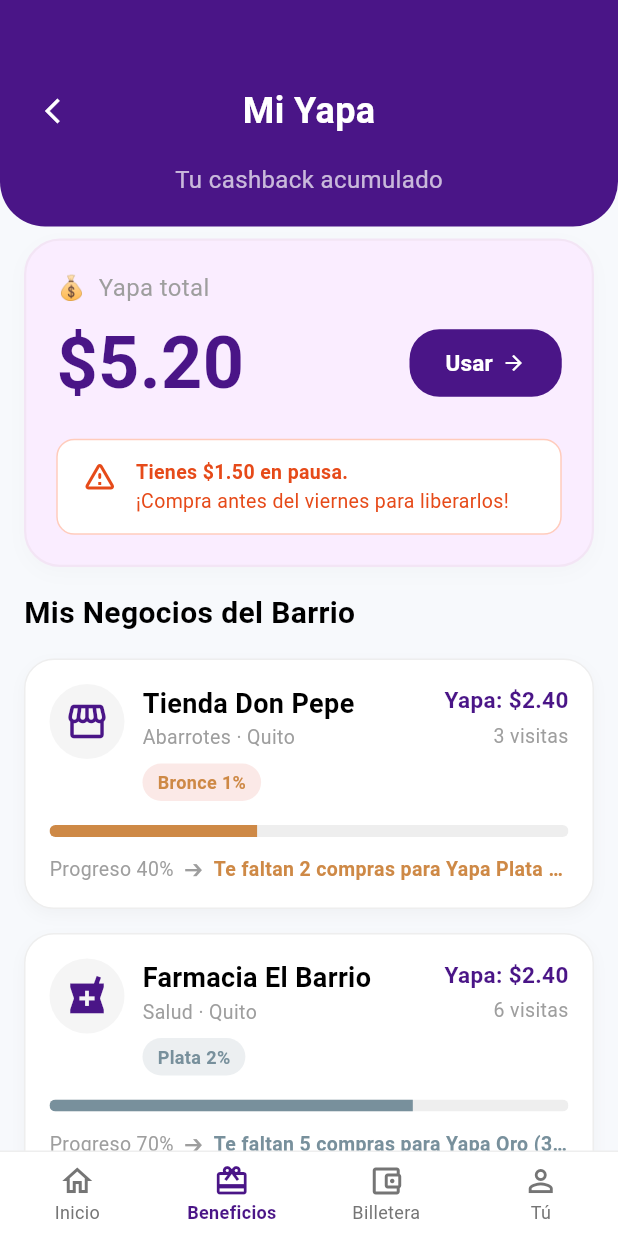
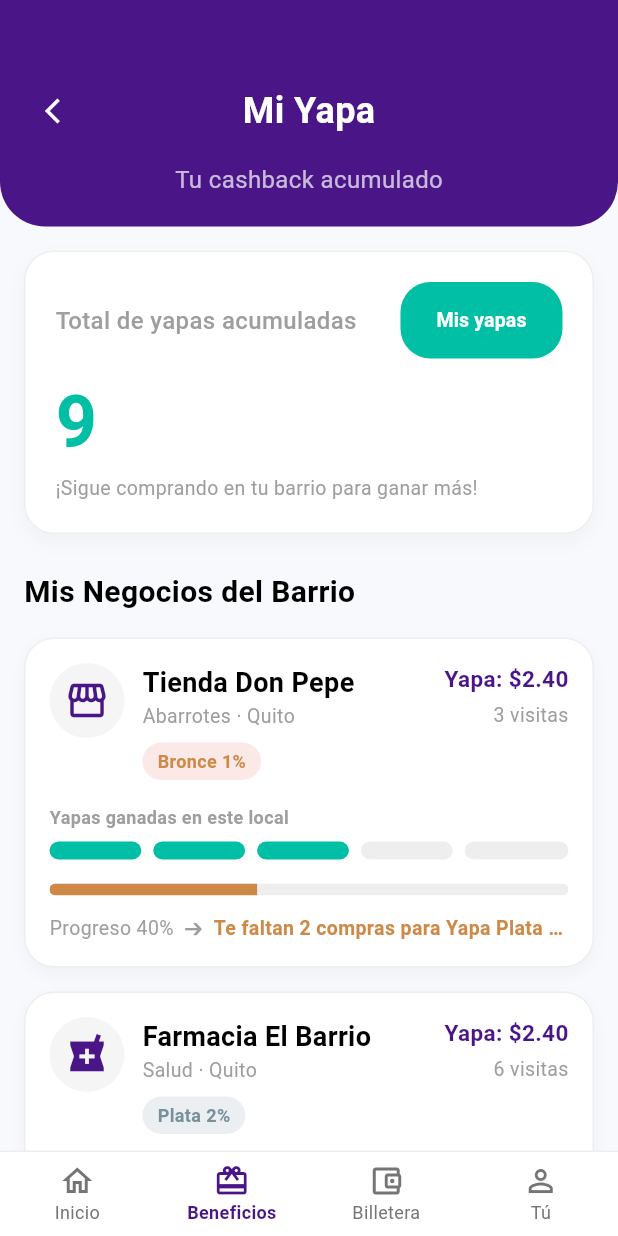
Before and after one commit to psyepez2005/yapa, a Flutter app: the LoyaltyDashboardScreen screen opened by its route, on a phone screen of 412 x 824 dp. Run offline on Flutter 3.47's test engine with Material 3 defaults, Android fonts, the light colour scheme and no system bars; our stand-ins replace go_router.

Commit message:
resolucion de conflictos

```diff
--- a/lib/features/loyalty/ui/screens/loyalty_dashboard_screen.dart
+++ b/lib/features/loyalty/ui/screens/loyalty_dashboard_screen.dart
@@ -9,25 +9,27 @@ class LoyaltyDashboardScreen extends StatelessWidget {
 
   @override
   Widget build(BuildContext context) {
-    final String currentTier = 'Plata';
-
+    // 🔹 Datos simulados de Base de Datos
     final businesses = [
       {
         'name': 'Tienda Don Pepe', 'category': 'Abarrotes', 'location': 'Quito',
         'tier': 'Bronce', 'cashback': '1%', 'minPurchase': '5', 'visits': 3, 'progress': 0.4,
-        'nextLevel': 'Plata (2%)', 'needed': 2, 'currentPoints': 0, 'targetPoints': 100,'icon': Icons.storefront
+        'nextLevel': 'Plata (2%)', 'needed': 2, 'currentYapas': 3, 'icon': Icons.storefront
       },
       {
         'name': 'Farmacia El Barrio', 'category': 'Salud', 'location': 'Quito',
         'tier': 'Plata', 'cashback': '2%', 'minPurchase': '10', 'visits': 6, 'progress': 0.7,
-        'nextLevel': 'Oro (3%)', 'needed': 5, 'currentPoints': 0, 'targetPoints': 100,'icon': Icons.local_pharmacy
+        'nextLevel': 'Oro (3%)', 'needed': 5, 'currentYapas': 1, 'icon': Icons.local_pharmacy
       },
       {
         'name': 'Panadería La Rosa', 'category': 'Comida', 'location': 'Quito',
         'tier': 'Oro', 'cashback': '3%', 'minPurchase': '3', 'visits': 12, 'progress': 1.0,
-        'nextLevel': 'Nivel Máximo', 'needed': 0,'currentPoints': 0, 'targetPoints': 100, 'icon': Icons.bakery_dining
+        'nextLevel': 'Nivel Máximo', 'needed': 0, 'currentYapas': 5, 'icon': Icons.bakery_dining
       },
     ];
+
+    // ✅ SUMAMOS LAS YAPAS DE TODOS LOS NEGOCIOS (3 + 1 + 5 = 9)
+    final int totalYapasSum = businesses.fold(0, (sum, b) => sum + (b['currentYapas'] as int));
 
     return Scaffold(
       backgroundColor: const Color(0xFFF7F9FC),
@@ -36,7 +38,10 @@ class LoyaltyDashboardScreen extends StatelessWidget {
           crossAxisAlignment: CrossAxisAlignment.start,
           children: [
             const LoyaltyHeader(),
-            LoyaltyGlobalProgress(currentTier: currentTier),
+
+            // ✅ LE PASAMOS LA SUMA AL WIDGET GLOBAL
+            LoyaltyGlobalProgress(totalYapas: totalYapasSum),
+
             const Padding(
               padding: EdgeInsets.symmetric(horizontal: 16.0, vertical: 8.0),
               child: Text(
@@ -44,6 +49,7 @@ class LoyaltyDashboardScreen extends StatelessWidget {
                 style: TextStyle(fontSize: 20, fontWeight: FontWeight.bold, color: Colors.black),
               ),
             ),
+
             ...businesses.map((b) => LoyaltyBusinessCard(
               businessName: b['name'] as String,
               category: b['category'] as String,
@@ -56,10 +62,10 @@ class LoyaltyDashboardScreen extends StatelessWidget {
               nextLevel: b['nextLevel'] as String,
               purchasesNeeded: b['needed'] as int,
               businessIcon: b['icon'] as IconData,
-              // ✅ CORRECCIÓN: Le pasamos los datos que declaraste arriba
-              currentPoints: b['currentPoints'] as int,
-              targetPoints: b['targetPoints'] as int,
+              // ✅ LE PASAMOS LAS YAPAS INDIVIDUALES (0 a 5)
+              currentYapas: b['currentYapas'] as int,
             )).toList(),
+
             const SizedBox(height: 30),
           ],
         ),
--- /dev/null
+++ b/lib/features/loyalty/ui/screens/my_yapas_screen.dart
@@ -0,0 +1,35 @@
+import 'package:flutter/material.dart';
+
+class MyYapasScreen extends StatelessWidget {
+  const MyYapasScreen({super.key});
+
+  @override
+  Widget build(BuildContext context) {
+    return Scaffold(
+      appBar: AppBar(
+        title: const Text('Mis Yapas'),
+        leading: IconButton(
+          icon: const Icon(Icons.arrow_back_ios),
+          onPressed: () => Navigator.of(context).pop(),
+        ),
+      ),
+      body: Center(
+        child: Column(
+          mainAxisAlignment: MainAxisAlignment.center,
+          children: [
+            Icon(Icons.card_giftcard, size: 80, color: Colors.grey.shade300),
+            const SizedBox(height: 16),
+            const Text(
+              'Aquí verás tus beneficios listos para usar',
+              style: TextStyle(color: Colors.grey, fontSize: 16),
+            ),
+            const Text(
+              '(Pantalla en construcción)',
+              style: TextStyle(color: Colors.grey, fontSize: 12, fontStyle: FontStyle.italic),
+            ),
+          ],
+        ),
+      ),
+    );
+  }
+}
--- a/lib/features/loyalty/ui/widgets/loyalty_business_card.dart
+++ b/lib/features/loyalty/ui/widgets/loyalty_business_card.dart
@@ -1,5 +1,6 @@
 import 'package:flutter/material.dart';
 import 'package:go_router/go_router.dart';
+import 'yapa_step_indicator.dart'; // Asegúrate de que la ruta sea correcta
 
 class LoyaltyBusinessCard extends StatefulWidget {
   final String businessName;
@@ -13,8 +14,7 @@ class LoyaltyBusinessCard extends StatefulWidget {
   final String nextLevel;
   final int purchasesNeeded;
   final IconData businessIcon;
-  final int currentPoints;
-  final int targetPoints;
+  final int currentYapas; // ✅ Cambiado a Yapas (0 a 5)
 
   const LoyaltyBusinessCard({
     super.key,
@@ -29,8 +29,7 @@ class LoyaltyBusinessCard extends StatefulWidget {
     required this.nextLevel,
     required this.purchasesNeeded,
     required this.businessIcon,
-    required this.currentPoints,
-    required this.targetPoints,
+    required this.currentYapas,
   });
 
   @override
@@ -99,9 +98,8 @@ class _LoyaltyBusinessCardState extends State<LoyaltyBusinessCard> {
                 'icon': widget.businessIcon,
                 'tier': widget.tierName,
                 'cashback': widget.cashbackPercentage,
-                // ✅ CORRECCIÓN: Faltaba el 'widget.' aquí
-                'currentPoints': widget.currentPoints,
-                'targetPoints': widget.targetPoints,
+                'currentPoints': widget.currentYapas, // Mandamos las yapas al router
+                'targetPoints': 5, // La meta siempre es 5
               },
             );
           },
@@ -133,18 +131,15 @@ class _LoyaltyBusinessCardState extends State<LoyaltyBusinessCard> {
                         children: [
                           Text(
                             widget.businessName,
-                            style: const TextStyle(
-                                fontSize: 18, fontWeight: FontWeight.bold),
+                            style: const TextStyle(fontSize: 18, fontWeight: FontWeight.bold),
                           ),
                           Text(
                             '${widget.category} · ${widget.location}',
-                            style: const TextStyle(
-                                color: Colors.grey, fontSize: 13),
+                            style: const TextStyle(color: Colors.grey, fontSize: 13),
                           ),
                           const SizedBox(height: 8),
                           Container(
-                            padding: const EdgeInsets.symmetric(
-                                horizontal: 10, vertical: 4),
+                            padding: const EdgeInsets.symmetric(horizontal: 10, vertical: 4),
                             decoration: BoxDecoration(
                               color: tierBgColor,
                               borderRadius: BorderRadius.circular(15),
@@ -175,14 +170,28 @@ class _LoyaltyBusinessCardState extends State<LoyaltyBusinessCard> {
                         const SizedBox(height: 4),
                         Text(
                           '${widget.visits} visitas',
-                          style: const TextStyle(
-                              color: Colors.grey, fontSize: 13),
+                          style: const TextStyle(color: Colors.grey, fontSize: 13),
                         ),
                       ],
                     ),
                   ],
                 ),
+
                 const SizedBox(height: 16),
+                const Text(
+                  'Yapas ganadas en este local',
+                  style: TextStyle(color: Colors.grey, fontSize: 12, fontWeight: FontWeight.bold),
+                ),
+                const SizedBox(height: 8),
+
+                // ✅ LOS CIRCULITOS DE YAPA
+                YapaStepIndicator(
+                  currentSteps: widget.currentYapas,
+                  totalSteps: 5,
+                ),
+
+                const SizedBox(height: 16),
+
                 ClipRRect(
                   borderRadius: BorderRadius.circular(10),
                   child: LinearProgressIndicator(
@@ -198,8 +207,7 @@ class _LoyaltyBusinessCardState extends State<LoyaltyBusinessCard> {
                     children: [
                       Text(
                         'Progreso ${(widget.progress * 100).toInt()}%  ➔  ',
-                        style: const TextStyle(
-                            color: Colors.grey, fontSize: 13),
+                        style: const TextStyle(color: Colors.grey, fontSize: 13),
                       ),
                       Expanded(
                         child: Text(
@@ -220,8 +228,7 @@ class _LoyaltyBusinessCardState extends State<LoyaltyBusinessCard> {
                     children: [
                       const Text(
                         'Progreso 100%  ➔  ',
-                        style: TextStyle(
-                            color: Colors.grey, fontSize: 13),
+                        style: TextStyle(color: Colors.grey, fontSize: 13),
                       ),
                       Expanded(
                         child: Text(
@@ -237,61 +244,6 @@ class _LoyaltyBusinessCardState extends State<LoyaltyBusinessCard> {
                       ),
                     ],
                   ),
-                if (_isExpanded) ...[
-                  const SizedBox(height: 16),
-                  Container(
-                    width: double.infinity,
-                    padding: const EdgeInsets.symmetric(
-                        vertical: 12, horizontal: 16),
-                    decoration: BoxDecoration(
-                      color: const Color(0xFFFAEDFF),
-                      borderRadius: BorderRadius.circular(16),
-                      border:
-                          Border.all(color: const Color(0xFFF3E5F5)),
-                    ),
-                    child: Row(
-                      children: [
-                        Container(
-                          width: 32,
-                          height: 32,
-                          decoration: const BoxDecoration(
-                            color: Color(0xFF4A1587),
-                            shape: BoxShape.circle,
-                          ),
-                          child: const Icon(
-                            Icons.handshake,
-                            color: Color(0xFFFBC02D),
-                            size: 16,
-                          ),
-                        ),
-                        const SizedBox(width: 12),
-                        Expanded(
-                          child: Column(
-                            crossAxisAlignment:
-                                CrossAxisAlignment.start,
-                            children: [
-                              const Text(
-                                'Pasa la Yapa',
-                                style: TextStyle(
-                                  color: Color(0xFF4A1587),
-                                  fontWeight: FontWeight.bold,
-                                  fontSize: 14,
-                                ),
-                              ),
-                              Text(
-                                'Invita a un vecino a ${widget.businessName} y ambos ganan \$0.50',
-                                style: const TextStyle(
-                                    color: Colors.grey, fontSize: 11),
-                              ),
-                            ],
-                          ),
-                        ),
-                        const Icon(Icons.arrow_forward_ios,
-                            size: 14, color: Color(0xFF4A1587)),
-                      ],
-                    ),
-                  ),
-                ],
               ],
             ),
           ),
--- a/lib/features/loyalty/ui/widgets/loyalty_global_progress.dart
+++ b/lib/features/loyalty/ui/widgets/loyalty_global_progress.dart
@@ -1,89 +1,66 @@
 import 'package:flutter/material.dart';
+import 'package:go_router/go_router.dart';
 
 class LoyaltyGlobalProgress extends StatelessWidget {
-  final String currentTier;
+  final int totalYapas;
 
-  const LoyaltyGlobalProgress({super.key, this.currentTier = 'Bronce'});
+  const LoyaltyGlobalProgress({
+    super.key,
+    required this.totalYapas,
+  });
 
   @override
   Widget build(BuildContext context) {
     return Container(
-      margin: const EdgeInsets.symmetric(horizontal: 16, vertical: 8),
+      margin: const EdgeInsets.all(16),
       padding: const EdgeInsets.all(20),
       decoration: BoxDecoration(
-        color: const Color(0xFFFAEDFF), // Fondo suave morado
-        borderRadius: BorderRadius.circular(24),
-        border: Border.all(color: const Color(0xFFF3E5F5), width: 1.5),
+        color: Colors.white,
+        borderRadius: BorderRadius.circular(20),
+        border: Border.all(color: Colors.grey.shade200),
         boxShadow: [
-          BoxShadow(color: Colors.black.withOpacity(0.02), blurRadius: 10, offset: const Offset(0, 4))
+          BoxShadow(
+            color: Colors.black.withOpacity(0.03),
+            blurRadius: 10,
+            offset: const Offset(0, 5)
+          )
         ],
       ),
       child: Column(
         crossAxisAlignment: CrossAxisAlignment.start,
         children: [
-          // Yapa Total Header
-          Row(
-            children: const [
-              Text('💰', style: TextStyle(fontSize: 16)),
-              SizedBox(width: 8),
-              Text('Yapa total', style: TextStyle(color: Colors.grey, fontSize: 16)),
-            ],
-          ),
-          const SizedBox(height: 4),
-          // Amount and Usar button
           Row(
             mainAxisAlignment: MainAxisAlignment.spaceBetween,
             children: [
               const Text(
-                '\$5.20',
-                style: TextStyle(color: Color(0xFF4A1587), fontSize: 48, fontWeight: FontWeight.bold),
+                'Total de yapas acumuladas',
+                style: TextStyle(color: Colors.grey, fontSize: 16, fontWeight: FontWeight.w500)
               ),
               ElevatedButton(
-                onPressed: () {},
+                onPressed: () => context.pushNamed('my_yapas'),
                 style: ElevatedButton.styleFrom(
-                  backgroundColor: const Color(0xFF4A1587), // Morado DeUna
+                  backgroundColor: const Color(0xFF00BFA5),
                   shape: RoundedRectangleBorder(borderRadius: BorderRadius.circular(20)),
-                  padding: const EdgeInsets.symmetric(horizontal: 24, vertical: 12),
                   elevation: 0,
                 ),
-                child: Row(
-                  children: const [
-                    Text('Usar', style: TextStyle(fontSize: 15, fontWeight: FontWeight.bold, color: Colors.white)),
-                    SizedBox(width: 6),
-                    Icon(Icons.arrow_forward, size: 16, color: Colors.white),
-                  ],
+                child: const Text(
+                  'Mis yapas',
+                  style: TextStyle(color: Colors.white, fontSize: 13, fontWeight: FontWeight.bold)
                 ),
               ),
             ],
           ),
-          const SizedBox(height: 16),
-          // Paused alert box
-          Container(
-            padding: const EdgeInsets.symmetric(horizontal: 16, vertical: 12),
-            decoration: BoxDecoration(
-              color: Colors.white,
-              borderRadius: BorderRadius.circular(12),
-              border: Border.all(color: const Color(0xFFFFCCBC), width: 1), // Naranja moderado
-            ),
-            child: Row(
-              crossAxisAlignment: CrossAxisAlignment.start,
-              children: [
-                const Icon(Icons.warning_amber_rounded, color: Color(0xFFE64A19), size: 24),
-                const SizedBox(width: 12),
-                Expanded(
-                  child: Column(
-                    crossAxisAlignment: CrossAxisAlignment.start,
-                    children: const [
-                      Text('Tienes \$1.50 en pausa.', style: TextStyle(color: Color(0xFFE64A19), fontWeight: FontWeight.bold, fontSize: 13)),
-                      Text('¡Compra antes del viernes para liberarlos!', style: TextStyle(color: Color(0xFFE64A19), fontSize: 13)),
-                    ],
-                  ),
-                ),
-              ],
-            ),
+          const SizedBox(height: 8),
+          Text(
+            '$totalYapas',
+            style: const TextStyle(color: Color(0xFF00BFA5), fontSize: 48, fontWeight: FontWeight.bold),
+          ),
+          const Text(
+            '¡Sigue comprando en tu barrio para ganar más!',
+            style: TextStyle(color: Colors.grey, fontSize: 13),
           ),
         ],
       ),
-      );
+    );
   }
 }
--- /dev/null
+++ b/lib/features/loyalty/ui/widgets/yapa_step_indicator.dart
@@ -0,0 +1,38 @@
+import 'package:flutter/material.dart';
+
+class YapaStepIndicator extends StatelessWidget {
+  final int currentSteps;
+  final int totalSteps;
+
+  const YapaStepIndicator({
+    super.key,
+    required this.currentSteps,
+    required this.totalSteps,
+  });
+
+  @override
+  Widget build(BuildContext context) {
+    return Row(
+      mainAxisAlignment: MainAxisAlignment.spaceBetween,
+      children: List.generate(totalSteps, (index) {
+        // Si el índice es menor que las yapas actuales, está "completado"
+        bool isCompleted = index < currentSteps;
+
+        return Expanded(
+          child: Container(
+            height: 12, // Altura del círculo/cápsula
+            margin: EdgeInsets.only(
+              right: index == totalSteps - 1 ? 0 : 8, // Espacio entre círculos
+            ),
+            decoration: BoxDecoration(
+              color: isCompleted
+                  ? const Color(0xFF00BFA5) // Turquesa si está ganada
+                  : Colors.grey.shade200,    // Gris si falta
+              borderRadius: BorderRadius.circular(10),
+            ),
+          ),
+        );
+      }),
+    );
+  }
+}
```
